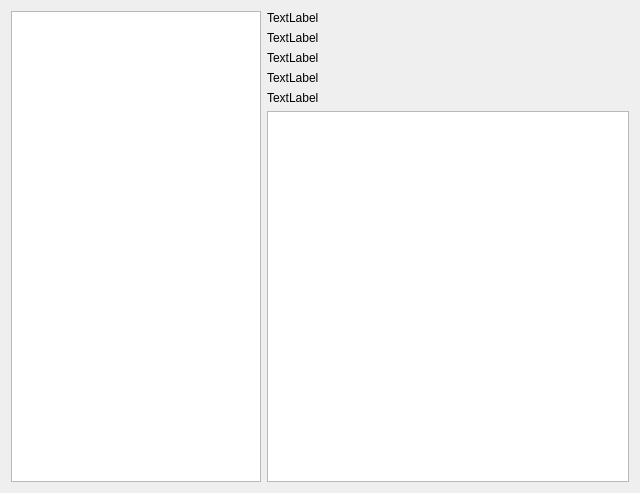
Old version of the form gui/CommandWindows.ui in the repository seounghun-chung/4uwingnet.
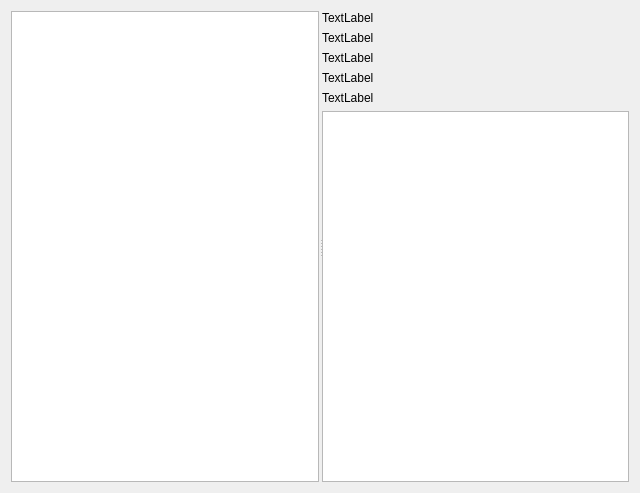
New version of the form.

Diff of the .ui file:
```diff
--- a/gui/CommandWindows.ui
+++ b/gui/CommandWindows.ui
@@ -15,12 +15,17 @@
   </property>
   <layout class="QVBoxLayout" name="verticalLayout_2">
    <item>
-    <layout class="QHBoxLayout" name="horizontalLayout">
-     <item>
+    <widget class="QSplitter" name="splitter">
+     <property name="orientation">
+      <enum>Qt::Horizontal</enum>
+     </property>
+     <property name="handleWidth">
+      <number>3</number>
+     </property>
       <widget class="QTreeView" name="treeView">
        <property name="maximumSize">
         <size>
-         <width>250</width>
+        <width>400</width>
          <height>16777215</height>
         </size>
        </property>
@@ -31,8 +36,7 @@
         <bool>false</bool>
        </attribute>
       </widget>
-     </item>
-     <item>
+     <widget class="QWidget" name="">
       <layout class="QVBoxLayout" name="verticalLayout">
        <item>
         <widget class="QLabel" name="label">
@@ -73,8 +77,8 @@
         <widget class="QTextEdit" name="textEdit"/>
        </item>
       </layout>
-     </item>
-    </layout>
+     </widget>
+    </widget>
    </item>
   </layout>
  </widget>
```
Left out of the diff: 15 changed lines with no effect on the pictures. Lines whose indentation alone changed are shown as unchanged.
